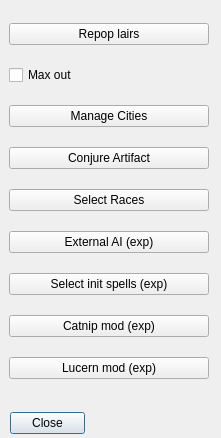
Qt form QMoMDialogs/DialogTools.ui (jbalcomb/MoM-RTGT) before a commit.
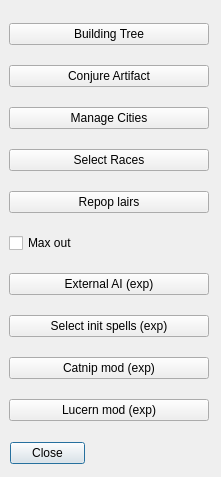
The same form after that commit. Icons and pictures are not drawn.

Commit message: Graph Building Tree

```diff
--- a/QMoMDialogs/DialogTools.ui
+++ b/QMoMDialogs/DialogTools.ui
@@ -7,7 +7,7 @@
     <x>0</x>
     <y>0</y>
     <width>221</width>
-    <height>438</height>
+    <height>477</height>
    </rect>
   </property>
   <property name="windowTitle">
@@ -17,7 +17,7 @@
    <property name="geometry">
     <rect>
      <x>10</x>
-     <y>410</y>
+     <y>440</y>
      <width>75</width>
      <height>27</height>
     </rect>
@@ -35,12 +35,12 @@
      <x>9</x>
      <y>9</y>
      <width>202</width>
-     <height>393</height>
+     <height>432</height>
     </rect>
    </property>
    <layout class="QVBoxLayout" name="verticalLayout">
     <item>
-     <widget class="QPushButton" name="pushButton_RepopLairs">
+     <widget class="QPushButton" name="pushButton_BuildingTree">
       <property name="sizePolicy">
        <sizepolicy hsizetype="Fixed" vsizetype="Fixed">
         <horstretch>0</horstretch>
@@ -54,7 +54,7 @@
        </size>
       </property>
       <property name="text">
-       <string>Repop lairs</string>
+       <string>Building Tree</string>
       </property>
       <property name="icon">
        <iconset resource="../Resources/InteractiveGameTweaker.qrc">
@@ -69,7 +69,7 @@
      </widget>
     </item>
     <item>
-     <widget class="QCheckBox" name="checkBox_RepopMaxOut">
+     <widget class="QPushButton" name="pushButton_ConjureArtifact">
       <property name="sizePolicy">
        <sizepolicy hsizetype="Fixed" vsizetype="Fixed">
         <horstretch>0</horstretch>
@@ -83,7 +83,17 @@
        </size>
       </property>
       <property name="text">
-       <string>Max out</string>
+       <string>Conjure Artifact</string>
+      </property>
+      <property name="icon">
+       <iconset resource="../Resources/InteractiveGameTweaker.qrc">
+        <normaloff>:/heroes/yramrag.gif</normaloff>:/heroes/yramrag.gif</iconset>
+      </property>
+      <property name="iconSize">
+       <size>
+        <width>32</width>
+        <height>32</height>
+       </size>
       </property>
      </widget>
     </item>
@@ -116,35 +126,6 @@
       </property>
      </widget>
     </item>
-    <item>
-     <widget class="QPushButton" name="pushButton_ConjureArtifact">
-      <property name="sizePolicy">
-       <sizepolicy hsizetype="Fixed" vsizetype="Fixed">
-        <horstretch>0</horstretch>
-        <verstretch>0</verstretch>
-       </sizepolicy>
-      </property>
-      <property name="maximumSize">
-       <size>
-        <width>200</width>
-        <height>16777215</height>
-       </size>
-      </property>
-      <property name="text">
-       <string>Conjure Artifact</string>
-      </property>
-      <property name="icon">
-       <iconset resource="../Resources/InteractiveGameTweaker.qrc">
-        <normaloff>:/heroes/yramrag.gif</normaloff>:/heroes/yramrag.gif</iconset>
-      </property>
-      <property name="iconSize">
-       <size>
-        <width>32</width>
-        <height>32</height>
-       </size>
-      </property>
-     </widget>
-    </item>
     <item>
      <widget class="QPushButton" name="pushButton_SelectRaces">
       <property name="sizePolicy">
@@ -174,6 +155,54 @@
       </property>
      </widget>
     </item>
+    <item>
+     <widget class="QPushButton" name="pushButton_RepopLairs">
+      <property name="sizePolicy">
+       <sizepolicy hsizetype="Fixed" vsizetype="Fixed">
+        <horstretch>0</horstretch>
+        <verstretch>0</verstretch>
+       </sizepolicy>
+      </property>
+      <property name="maximumSize">
+       <size>
+        <width>200</width>
+        <height>16777215</height>
+       </size>
+      </property>
+      <property name="text">
+       <string>Repop lairs</string>
+      </property>
+      <property name="icon">
+       <iconset resource="../Resources/InteractiveGameTweaker.qrc">
+        <normaloff>:/heroes/marcus.gif</normaloff>:/heroes/marcus.gif</iconset>
+      </property>
+      <property name="iconSize">
+       <size>
+        <width>32</width>
+        <height>32</height>
+       </size>
+      </property>
+     </widget>
+    </item>
+    <item>
+     <widget class="QCheckBox" name="checkBox_RepopMaxOut">
+      <property name="sizePolicy">
+       <sizepolicy hsizetype="Fixed" vsizetype="Fixed">
+        <horstretch>0</horstretch>
+        <verstretch>0</verstretch>
+       </sizepolicy>
+      </property>
+      <property name="maximumSize">
+       <size>
+        <width>200</width>
+        <height>16777215</height>
+       </size>
+      </property>
+      <property name="text">
+       <string>Max out</string>
+      </property>
+     </widget>
+    </item>
     <item>
      <widget class="QPushButton" name="pushButton_ExternalAI">
       <property name="sizePolicy">
```
Left out of the diff: 2 changed lines with no effect on the pictures. The commit also changes 6 other files.
